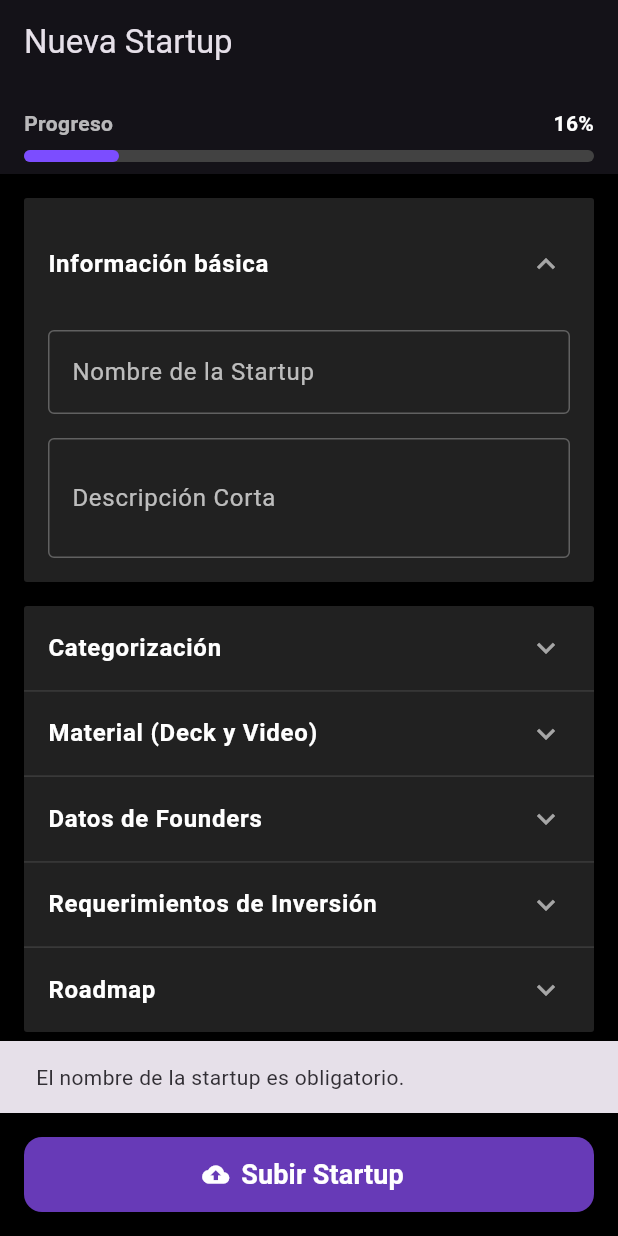
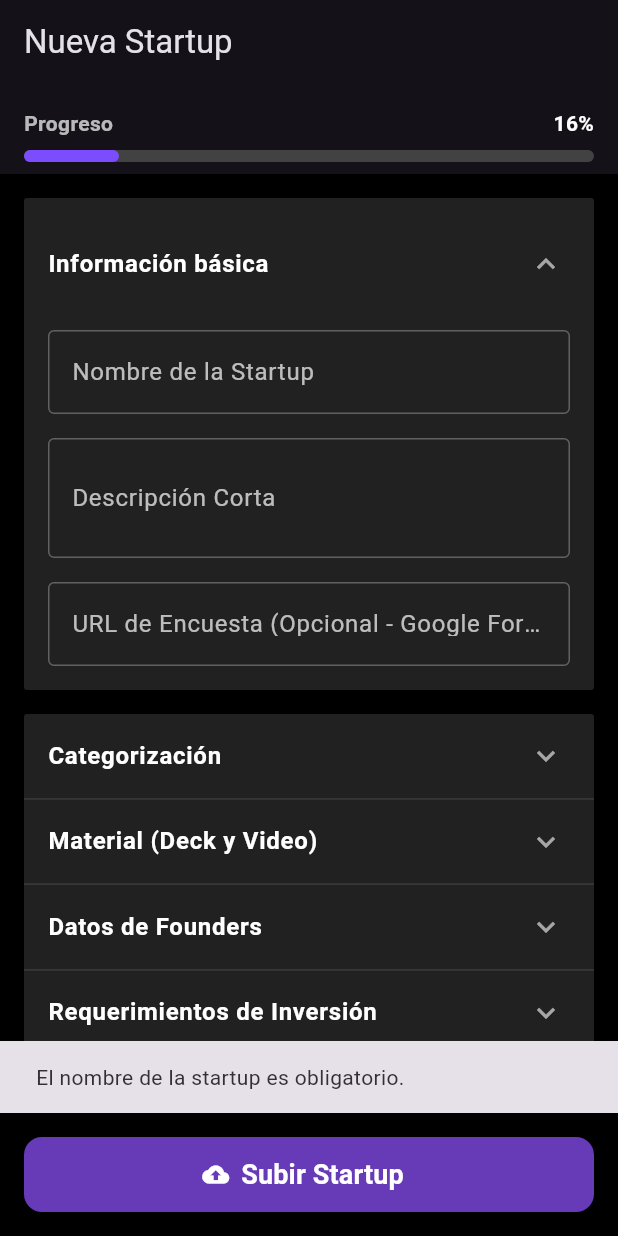
Before and after one commit to SebasJak/proyecto_startups_titulo, a Flutter app: the NewStartupScreen screen opened by its route, after a tap on "Subir Startup", on a phone screen of 412 x 824 dp. Run offline on Flutter 3.47's test engine with Material 3 defaults, Android fonts, the phone set to English and light mode, and no system bars; our stand-ins replace cloud_firestore, faker, file_picker, firebase_core, firebase_storage, flutter_riverpod and 3 more; accounts and stored records are empty.

Commit message:
Updated toolbelt with save and survey buttons

```diff
--- a/lib/models/startup_project.dart
+++ b/lib/models/startup_project.dart
@@ -5,6 +5,7 @@ class StartupProject {
   final String videoUrl;
   final String deckUrl; // Added deckUrl for the Ver Deck button
   final String ownerPhoneNumber;
+  final String? surveyUrl; // Optional survey URL
   final int likesCount;
   final bool isLikedByMe;
 
@@ -15,6 +16,7 @@ class StartupProject {
     required this.videoUrl,
     required this.deckUrl,
     required this.ownerPhoneNumber,
+    this.surveyUrl,
     this.likesCount = 0,
     this.isLikedByMe = false,
   });
@@ -26,6 +28,7 @@ class StartupProject {
     String? videoUrl,
     String? deckUrl,
     String? ownerPhoneNumber,
+    String? surveyUrl,
     int? likesCount,
     bool? isLikedByMe,
   }) {
@@ -36,6 +39,7 @@ class StartupProject {
       videoUrl: videoUrl ?? this.videoUrl,
       deckUrl: deckUrl ?? this.deckUrl,
       ownerPhoneNumber: ownerPhoneNumber ?? this.ownerPhoneNumber,
+      surveyUrl: surveyUrl ?? this.surveyUrl,
       likesCount: likesCount ?? this.likesCount,
       isLikedByMe: isLikedByMe ?? this.isLikedByMe,
     );
--- a/lib/providers/firebase_provider.dart
+++ b/lib/providers/firebase_provider.dart
@@ -19,6 +19,7 @@ final apiProjectsProvider = FutureProvider<List<StartupProject>>((ref) async {
       videoUrl: data['videoUrl'] ?? '',
       deckUrl: data['deckUrl'] ?? '',
       ownerPhoneNumber: data['ownerPhoneNumber'] ?? '',
+      surveyUrl: data['surveyUrl'],
       likesCount: data['likesCount'] ?? 0,
       isLikedByMe: data['isLikedByMe'] ?? false,
     );
--- a/lib/screens/new_startup_screen.dart
+++ b/lib/screens/new_startup_screen.dart
@@ -20,6 +20,7 @@ class _NewStartupScreenState extends ConsumerState<NewStartupScreen> {
 
   final TextEditingController _nameController = TextEditingController();
   final TextEditingController _descController = TextEditingController();
+  final TextEditingController _surveyUrlController = TextEditingController();
 
   File? _selectedVideoFile;
   File? _selectedPdfFile;
@@ -29,6 +30,7 @@ class _NewStartupScreenState extends ConsumerState<NewStartupScreen> {
   void dispose() {
     _nameController.dispose();
     _descController.dispose();
+    _surveyUrlController.dispose();
     super.dispose();
   }
 
@@ -66,6 +68,7 @@ class _NewStartupScreenState extends ConsumerState<NewStartupScreen> {
     }
 
     final desc = _descController.text.trim().isEmpty ? "Startups platform testing submission." : _descController.text.trim();
+    final surveyUrl = _surveyUrlController.text.trim().isEmpty ? null : _surveyUrlController.text.trim();
 
     setState(() {
       _isUploading = true;
@@ -89,6 +92,7 @@ class _NewStartupScreenState extends ConsumerState<NewStartupScreen> {
         "description": desc,
         "videoUrl": videoUrl, // Replaced dummy with actual upload
         "deckUrl": deckUrl,
+        "surveyUrl": surveyUrl,
         "ownerPhoneNumber": "+51904275799",
         "likesCount": 0,
         "isLikedByMe": false,
@@ -222,6 +226,8 @@ class _NewStartupScreenState extends ConsumerState<NewStartupScreen> {
         _buildTextField('Nombre de la Startup', controller: _nameController),
         const SizedBox(height: 16),
         _buildTextField('Descripción Corta', hintText: 'Describe tu propuesta de valor en 140 caracteres...', maxLines: 2, controller: _descController),
+        const SizedBox(height: 16),
+        _buildTextField('URL de Encuesta (Opcional - Google Forms)', controller: _surveyUrlController),
       ],
     );
   }
--- a/lib/widgets/interaction_belt.dart
+++ b/lib/widgets/interaction_belt.dart
@@ -32,11 +32,32 @@ class InteractionBelt extends ConsumerWidget {
     }
   }
 
+  Future<void> _launchSurvey(BuildContext context) async {
+    if (project.surveyUrl == null || project.surveyUrl!.isEmpty) return;
+    final url = Uri.parse(project.surveyUrl!);
+    if (await canLaunchUrl(url)) {
+      await launchUrl(url, mode: LaunchMode.externalApplication);
+    } else {
+      if (context.mounted) {
+         ScaffoldMessenger.of(context).showSnackBar(const SnackBar(content: Text('No se pudo abrir la encuesta')));
+      }
+    }
+  }
+
+  void _onGuardarTap(BuildContext context) {
+    ScaffoldMessenger.of(context).showSnackBar(
+      const SnackBar(content: Text('¡Guardado en Favoritos!')),
+    );
+  }
+
   @override
   Widget build(BuildContext context, WidgetRef ref) {
     return Column(
       mainAxisAlignment: MainAxisAlignment.end,
       children: [
+        if (project.surveyUrl != null && project.surveyUrl!.trim().isNotEmpty)
+          _buildIcon(Icons.assignment, 'Encuesta', () => _launchSurvey(context)),
+        _buildIcon(Icons.bookmark_border, 'Guardar', () => _onGuardarTap(context)),
         _buildIcon(Icons.lightbulb_outline, 'Buena idea', () {}),
         _buildIcon(Icons.share, 'Recomendar', () {
            Share.share('Check out this awesome startup idea: ${project.name}! \n\n${project.description}');
--- a/pubspec.yaml
+++ b/pubspec.yaml
@@ -16,7 +16,7 @@ publish_to: 'none' # Remove this line if you wish to publish to pub.dev
 # https://developer.apple.com/library/archive/documentation/General/Reference/InfoPlistKeyReference/Articles/CoreFoundationKeys.html
 # In Windows, build-name is used as the major, minor, and patch parts
 # of the product and file versions while build-number is used as the build suffix.
-version: 1.0.7+1
+version: 1.0.8+1
 environment:
   sdk: ^3.10.4
 
```
